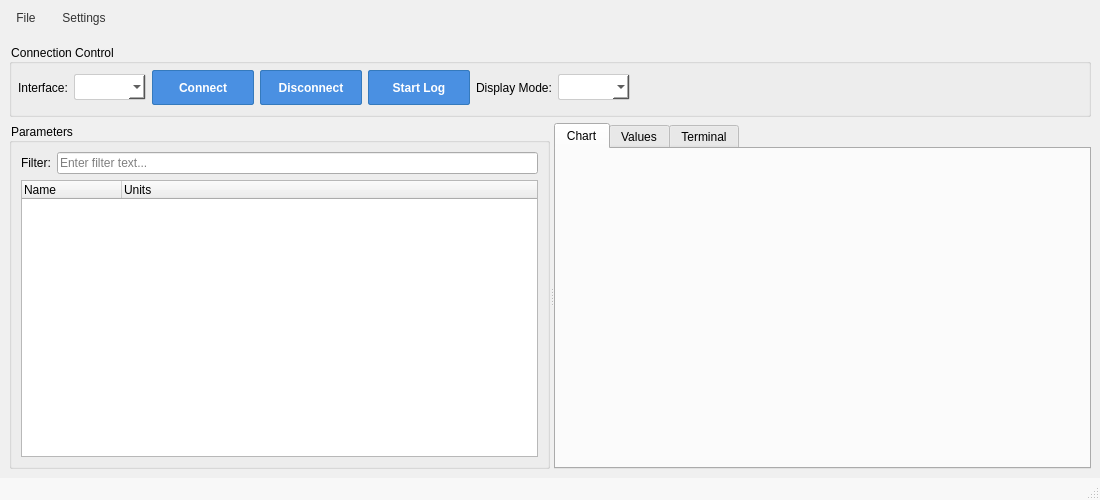
First picture: the form in loggerwindow.ui, repository pirelli2006/ecureader, before the edit.
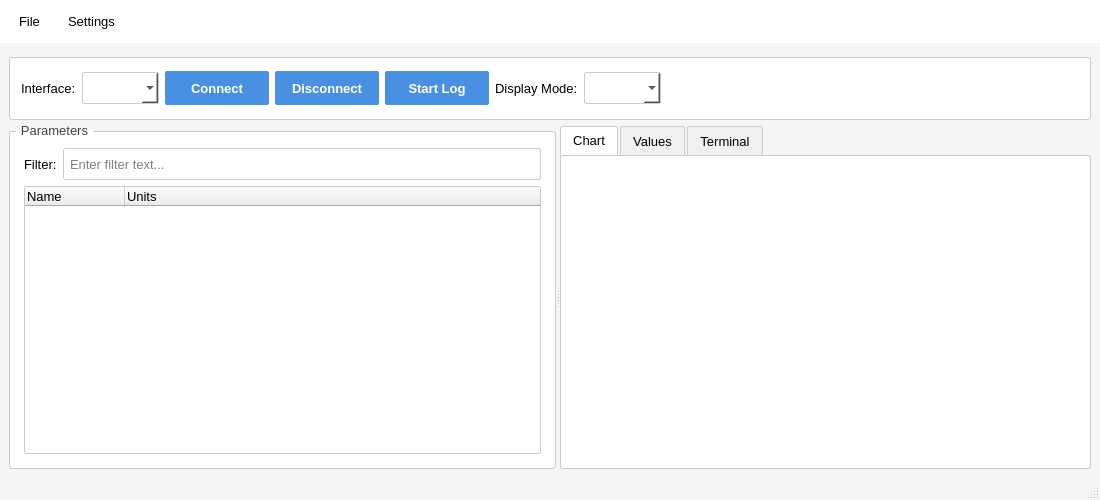
Second picture: the form after the edit. Custom widgets are drawn as their Qt base class.

```diff
--- a/loggerwindow.ui
+++ b/loggerwindow.ui
@@ -19,107 +19,162 @@
   <property name="windowTitle">
    <string>ECU Logger</string>
   </property>
-  <property name="styleSheet">
+   <property name="styleSheet">
    <string notr="true">
    QMainWindow {
-    background-color: #f0f0f0;
-  }
-  QWidget {
-    font-family: &quot;Segoe UI&quot;, sans-serif;
-    font-size: 9pt;
-  }
-  QComboBox {
-    border: 1px solid #cccccc;
-    border-radius: 2px;
-    padding: 2px 5px;
-    background-color: white;
-    min-height: 20px;
-  }
-  QComboBox:hover {
-    border: 1px solid #999999;
-  }
-  QComboBox:disabled {
-    background-color: #f0f0f0;
-    color: #666666;
-  }
-  QPushButton {
-    background-color: #4a90e2;
-    color: white;
-    border: 1px solid #357abd;
-    padding: 4px 10px;
-    border-radius: 2px;
-    font-weight: bold;
-    min-width: 80px;
-    min-height: 25px;
-  }
-  QPushButton:hover {
-    background-color: #357abd;
-    border: 1px solid #2d6da3;
-  }
-  QPushButton:pressed {
-    background-color: #2d6da3;
-    padding-top: 5px;
-    padding-bottom: 3px;
-  }
-  QPushButton:disabled {
-    background-color: #cccccc;
-    border: 1px solid #999999;
-    color: #666666;
-  }
-  QTextEdit {
-    background-color: #ffffff;
-    border: 1px solid #cccccc;
-    border-radius: 2px;
-    padding: 5px;
-    font-family: Consolas, Monaco, monospace;
-    font-size: 9pt;
-  }
-  QStatusBar {
-    background-color: #f8f8f8;
-    color: #666666;
-  }
-  QMenuBar {
-    background-color: #f0f0f0;
-    min-height: 25px;
-}
-
-QMenuBar::item {
-    padding: 5px 10px;
-    background-color: transparent;
-    color: #333333;
-}
-
-QMenuBar::item:selected,
-QMenuBar::item:pressed {
-    background-color: #e0e0e0;
-    color: #000000;
-}
-
-QMenu {
-    background-color: #ffffff;
-    border: 1px solid #cccccc;
-    padding: 2px;
-}
-
-QMenu::item {
-    padding: 4px 20px 4px 20px;
-    min-width: 120px;
-}
-
-QMenu::item:selected {
-    background-color: #e0e0e0;
-}
-
-QMenu::separator {
-    height: 1px;
-    background-color: #cccccc;
-    margin: 2px 0;
-}
-  </string>
-  </property>
-  <widget class="QWidget" name="centralwidget">
+      background-color: #f5f5f5;
+    }
+    
+    QWidget {
+      font-family: &quot;Segoe UI&quot;, Arial, sans-serif;
+      font-size: 10pt;
+    }
+    
+    QMenuBar {
+      background-color: #FFFFFF;
+      min-height: 25px;
+      padding: 2px;
+    }
+    
+    QMenuBar::item {
+      background-color: transparent;
+      color: #000000;
+      padding: 6px 10px;
+      margin: 1px;
+      font-size: 11pt;
+    }
+    
+    QMenuBar::item:selected {
+      background-color: #4a90e2;
+      color: #FFFFFF;
+    }
+    
+    QMenu {
+      background-color: #FFFFFF;
+      padding: 5px;
+    }
+    
+    QMenu::item {
+      background-color: transparent;
+      color: #000000;
+      padding: 6px 20px;
+      margin: 1px;
+      font-size: 10pt;
+      min-width: 150px;
+    }
+    
+    QMenu::item:selected {
+      background-color: #4a90e2;
+      color: #FFFFFF;
+    }
+    
+    QGroupBox {
+      border: 1px solid #cccccc;
+      border-radius: 3px;
+      margin-top: 5px;
+      padding: 5px;
+	  padding-top: 7px;
+      background-color: #ffffff;
+    }
+    
+    QGroupBox::title {
+      subcontrol-origin: margin;
+	  subcontrol-position: top left; 
+	  left: 7px;
+      padding: 0 3px;
+	  top: -3px;
+      
+      color: #444444;
+    }
+    
+    QComboBox, QLineEdit {
+      border: 1px solid #cccccc;
+      border-radius: 2px;
+      padding: 4px;
+      background: white;
+      min-height: 22px;
+    }
+    
+    QComboBox:hover, QLineEdit:hover {
+      border-color: #4a90e2;
+    }
+    
+    QComboBox:focus, QLineEdit:focus {
+      border-color: #4a90e2;
+      border-width: 2px;
+    }
+    
+    QPushButton {
+      background-color: #4a90e2;
+      color: white;
+      border: none;
+      border-radius: 2px;
+      padding: 6px 12px;
+      font-weight: bold;
+      min-width: 80px;
+      min-height: 22px;
+    }
+    
+    QPushButton:hover {
+      background-color: #357abd;
+    }
+    
+    QPushButton:pressed {
+      background-color: #2d6da3;
+    }
+    
+    QPushButton:disabled {
+      background-color: #cccccc;
+      color: #666666;
+    }
+    
+    QTreeWidget, QTableWidget {
+      border: 1px solid #cccccc;
+      border-radius: 2px;
+      background-color: white;
+    }
+    
+    QTreeWidget::item, QTableWidget::item {
+      padding: 4px;
+    }
+    
+    QTreeWidget::item:hover, QTableWidget::item:hover {
+      background-color: #e6f2ff;
+    }
+    
+    QTreeWidget::item:selected, QTableWidget::item:selected {
+      background-color: #cce5ff;
+    }
+    
+    QTabWidget::pane {
+      border: 1px solid #cccccc;
+      border-radius: 2px;
+      background: white;
+    }
+    
+    QTabBar::tab {
+      background: #f0f0f0;
+      border: 1px solid #cccccc;
+      border-bottom: none;
+      border-top-left-radius: 2px;
+      border-top-right-radius: 2px;
+      padding: 6px 12px;
+      margin-right: 2px;
+    }
+    
+    QTabBar::tab:hover {
+      background: #e0e0e0;
+    }
+    
+    QTabBar::tab:selected {
+      background: white;
+      border-bottom: 1px solid white;
+    }
+   </string>
+</property>
+   <widget class="QWidget" name="centralwidget">
    <property name="sizePolicy">
-    <sizepolicy hsizetype="Fixed" vsizetype="Fixed">
+    <sizepolicy hsizetype="Expanding" vsizetype="Expanding">
      <horstretch>0</horstretch>
      <verstretch>0</verstretch>
     </sizepolicy>
@@ -143,7 +198,7 @@
        </size>
       </property>
       <property name="title">
-       <string>Connection Control</string>
+       <string/>
       </property>
       <layout class="QHBoxLayout" name="horizontalLayout" stretch="0,0,0,0,0,0,0,0">
        <property name="leftMargin">
@@ -179,8 +234,8 @@
          </property>
          <property name="minimumSize">
           <size>
-           <width>102</width>
-           <height>35</height>
+           <width>132</width>
+           <height>46</height>
           </size>
          </property>
          <property name="maximumSize">
@@ -343,58 +398,29 @@
     </item>
    </layout>
   </widget>
- <widget class="QMenuBar" name="menuBar">
-  <property name="geometry">
+  <widget class="QStatusBar" name="statusBar"/>
+  <widget class="QMenuBar" name="menuBar">
+   <property name="geometry">
     <rect>
-      <x>0</x>
-      <y>0</y>
-      <width>1100</width>
-      <height>30</height>
+     <x>0</x>
+     <y>0</y>
+     <width>1100</width>
+     <height>20</height>
     </rect>
-  </property>
-  <property name="visible">
-   <bool>true</bool>
-  </property>
-  <property name="minimumSize">
-    <size>
-      <width>0</width>
-      <height>30</height>
-    </size>
-  </property>
-
+   </property>
    <widget class="QMenu" name="menuFile">
-  <property name="geometry">
-    <rect>
-      <x>0</x>
-      <y>0</y>
-      <width>200</width>
-      <height>150</height>
-    </rect>
-  </property>
-  <property name="minimumWidth">
-    <number>200</number>
-  </property>
-  <property name="title">
-    <string>File</string>
-  </property>
-</widget>
-
-<widget class="QMenu" name="menuSettings">
-  <property name="geometry">
-    <rect>
-      <x>0</x>
-      <y>0</y>
-      <width>200</width>
-      <height>150</height>
-    </rect>
-  </property>
-  <property name="minimumWidth">
-    <number>200</number>
-  </property>
-  <property name="title">
-    <string>Settings</string>
-  </property>
-</widget>
+    <property name="title">
+     <string>File</string>
+    </property>
+    <addaction name="actionExit"/>
+   </widget>
+   <widget class="QMenu" name="menuSettings">
+    <property name="title">
+     <string>Settings</string>
+    </property>
+    <addaction name="actionLoadXml"/>
+    <addaction name="actionSelectLogDir"/>
+   </widget>
    <addaction name="menuFile"/>
    <addaction name="menuSettings"/>
   </widget>
```
Left out of the diff: 58 changed lines with no effect on the pictures.
